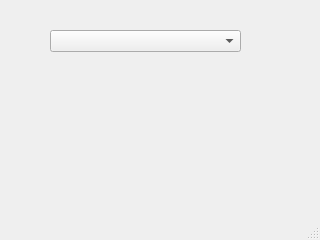
wmarchewka/Fixture, file QT_Project/popupslot.ui: the form before one commit.
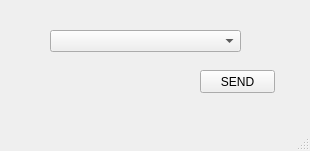
The form after the commit.

Patch:
```diff
--- a/QT_Project/popupslot.ui
+++ b/QT_Project/popupslot.ui
@@ -6,8 +6,8 @@
    <rect>
     <x>0</x>
     <y>0</y>
-    <width>320</width>
-    <height>240</height>
+    <width>310</width>
+    <height>151</height>
    </rect>
   </property>
   <property name="windowTitle">
@@ -24,6 +24,19 @@
      </rect>
     </property>
    </widget>
+   <widget class="QPushButton" name="pbgobutton">
+    <property name="geometry">
+     <rect>
+      <x>200</x>
+      <y>70</y>
+      <width>75</width>
+      <height>23</height>
+     </rect>
+    </property>
+    <property name="text">
+     <string>SEND</string>
+    </property>
+   </widget>
   </widget>
   <widget class="QMenuBar" name="menubar">
    <property name="geometry">
```
Left out of the diff: 2 changed lines with no effect on the pictures.
